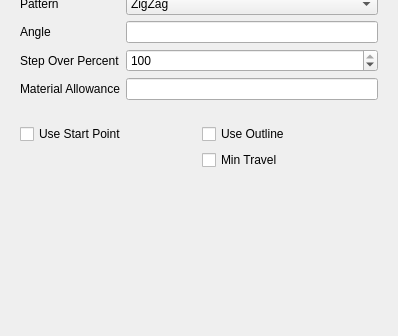
Qt form src/Mod/Path/Gui/Resources/panels/PageOpPocketFullEdit.ui (berndhahnebach/All_FreeCAD) before a commit; both pictures show x 0 to 398 and y 177 to 513 of the 398 by 513 pixel window.
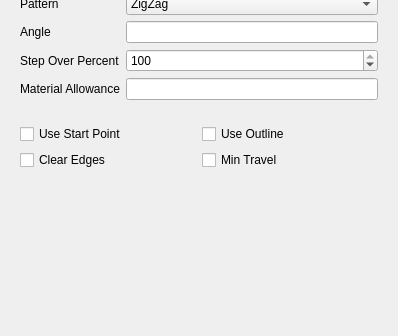
The same form after that commit. Custom widgets are drawn as their Qt base class.

Commit message: Added ClearEdges in MillFace to GUI

The edit to the form file:
```diff
--- a/src/Mod/Path/Gui/Resources/panels/PageOpPocketFullEdit.ui
+++ b/src/Mod/Path/Gui/Resources/panels/PageOpPocketFullEdit.ui
@@ -255,6 +255,13 @@
         </property>
        </widget>
       </item>
+      <item row="2" column="0">
+       <widget class="QCheckBox" name="clearEdges">
+        <property name="text">
+         <string>Clear Edges</string>
+        </property>
+       </widget>
+      </item>
      </layout>
     </widget>
    </item>
```
The commit also changes 2 other files.
